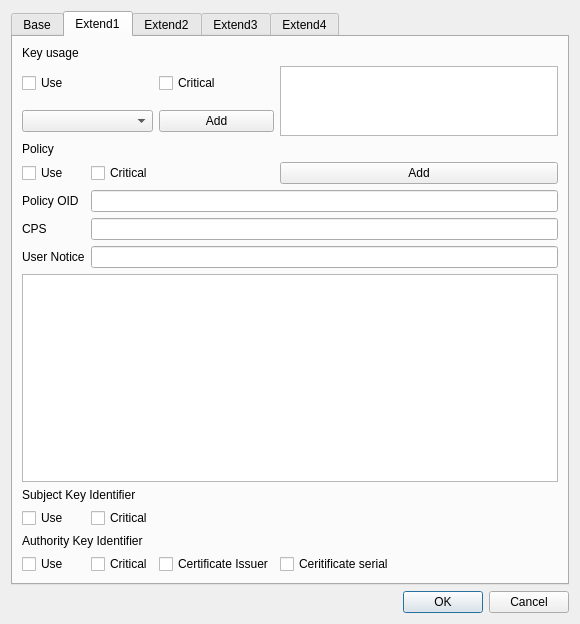
First picture: the form in CAMan/make_cert_policy_dlg.ui, repository jykim74/CertMan, before the edit.
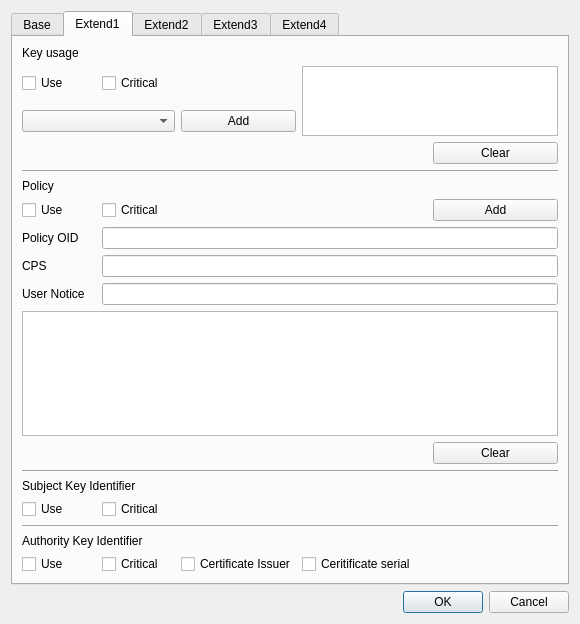
Second picture: the form after the edit. The open tabs and pages were chosen to show the change.

The edit to the form file:
```diff
--- a/CAMan/make_cert_policy_dlg.ui
+++ b/CAMan/make_cert_policy_dlg.ui
@@ -142,114 +142,53 @@
        <string>Extend1</string>
       </attribute>
       <layout class="QGridLayout" name="gridLayout_2">
-       <item row="4" column="0">
+       <item row="12" column="0" colspan="5">
+        <widget class="Line" name="line_5">
+         <property name="orientation">
+          <enum>Qt::Horizontal</enum>
+         </property>
+        </widget>
+       </item>
+       <item row="16" column="0" colspan="2">
+        <widget class="QLabel" name="label_16">
+         <property name="text">
+          <string>Authority Key Identifier</string>
+         </property>
+        </widget>
+       </item>
+       <item row="6" column="0">
         <widget class="QCheckBox" name="mPolicyUseCheck">
          <property name="text">
           <string>Use</string>
          </property>
         </widget>
        </item>
-       <item row="8" column="0" colspan="4">
-        <widget class="QTableWidget" name="mPolicyTable"/>
-       </item>
-       <item row="12" column="1">
-        <widget class="QCheckBox" name="mAKICriticalCheck">
-         <property name="text">
-          <string>Critical</string>
-         </property>
-        </widget>
-       </item>
-       <item row="5" column="1" colspan="3">
-        <widget class="QLineEdit" name="mPolicyOIDText"/>
-       </item>
-       <item row="1" column="3" rowspan="2">
-        <widget class="QListWidget" name="mKeyUsageList"/>
-       </item>
-       <item row="7" column="1" colspan="3">
-        <widget class="QLineEdit" name="mPolicyUserNoticeText"/>
-       </item>
-       <item row="6" column="0">
-        <widget class="QLabel" name="label_13">
-         <property name="text">
-          <string>CPS</string>
-         </property>
-        </widget>
-       </item>
-       <item row="10" column="1">
-        <widget class="QCheckBox" name="mSKICriticalCheck">
-         <property name="text">
-          <string>Critical</string>
-         </property>
-        </widget>
-       </item>
-       <item row="7" column="0">
-        <widget class="QLabel" name="label_14">
-         <property name="text">
-          <string>User Notice</string>
-         </property>
-        </widget>
-       </item>
-       <item row="10" column="0">
-        <widget class="QCheckBox" name="mSKIUseCheck">
-         <property name="text">
-          <string>Use</string>
-         </property>
-        </widget>
-       </item>
-       <item row="12" column="3">
-        <widget class="QCheckBox" name="mAKICertSerialCheck">
-         <property name="text">
-          <string>Ceritificate serial</string>
-         </property>
-        </widget>
-       </item>
-       <item row="5" column="0">
-        <widget class="QLabel" name="label_12">
-         <property name="text">
-          <string>Policy OID</string>
-         </property>
-        </widget>
-       </item>
-       <item row="12" column="2">
+       <item row="17" column="2">
         <widget class="QCheckBox" name="mAKICertIssuerCheck">
          <property name="text">
           <string>Certificate Issuer</string>
          </property>
         </widget>
        </item>
-       <item row="4" column="1">
-        <widget class="QCheckBox" name="mPolicyCriticalCheck">
-         <property name="text">
-          <string>Critical</string>
+       <item row="4" column="0" colspan="5">
+        <widget class="Line" name="line_4">
+         <property name="orientation">
+          <enum>Qt::Horizontal</enum>
          </property>
         </widget>
        </item>
-       <item row="12" column="0">
-        <widget class="QCheckBox" name="mAKIUseCheck">
-         <property name="text">
-          <string>Use</string>
-         </property>
-        </widget>
-       </item>
-       <item row="6" column="1" colspan="3">
+       <item row="8" column="1" colspan="4">
         <widget class="QLineEdit" name="mPolicyCPSText"/>
        </item>
-       <item row="1" column="0">
-        <widget class="QCheckBox" name="mKeyUsageUseCheck">
+       <item row="14" column="1">
+        <widget class="QCheckBox" name="mSKICriticalCheck">
          <property name="text">
-          <string>Use</string>
+          <string>Critical</string>
          </property>
         </widget>
        </item>
-       <item row="2" column="2">
-        <widget class="QPushButton" name="mKeyUsageAddBtn">
-         <property name="text">
-          <string>Add</string>
-         </property>
-        </widget>
-       </item>
-       <item row="1" column="2">
-        <widget class="QCheckBox" name="mKeyUsageCriticalCheck">
+       <item row="6" column="1">
+        <widget class="QCheckBox" name="mPolicyCriticalCheck">
          <property name="text">
           <string>Critical</string>
          </property>
@@ -258,6 +197,23 @@
        <item row="2" column="0" colspan="2">
         <widget class="QComboBox" name="mKeyUsageCombo"/>
        </item>
+       <item row="3" column="4">
+        <widget class="QPushButton" name="mKeyUsageClearBtn">
+         <property name="text">
+          <string>Clear</string>
+         </property>
+        </widget>
+       </item>
+       <item row="9" column="1" colspan="4">
+        <widget class="QLineEdit" name="mPolicyUserNoticeText"/>
+       </item>
+       <item row="9" column="0">
+        <widget class="QLabel" name="label_14">
+         <property name="text">
+          <string>User Notice</string>
+         </property>
+        </widget>
+       </item>
        <item row="0" column="0" colspan="2">
         <widget class="QLabel" name="label_10">
          <property name="text">
@@ -265,34 +221,113 @@
          </property>
         </widget>
        </item>
-       <item row="3" column="0" colspan="2">
+       <item row="14" column="0">
+        <widget class="QCheckBox" name="mSKIUseCheck">
+         <property name="text">
+          <string>Use</string>
+         </property>
+        </widget>
+       </item>
+       <item row="7" column="1" colspan="4">
+        <widget class="QLineEdit" name="mPolicyOIDText"/>
+       </item>
+       <item row="11" column="4">
+        <widget class="QPushButton" name="mPolicyClearBtn">
+         <property name="text">
+          <string>Clear</string>
+         </property>
+        </widget>
+       </item>
+       <item row="5" column="0" colspan="2">
         <widget class="QLabel" name="label_11">
          <property name="text">
           <string>Policy</string>
          </property>
         </widget>
        </item>
-       <item row="9" column="0" colspan="2">
+       <item row="1" column="3" rowspan="2" colspan="2">
+        <widget class="QListWidget" name="mKeyUsageList"/>
+       </item>
+       <item row="1" column="0">
+        <widget class="QCheckBox" name="mKeyUsageUseCheck">
+         <property name="text">
+          <string>Use</string>
+         </property>
+        </widget>
+       </item>
+       <item row="17" column="1">
+        <widget class="QCheckBox" name="mAKICriticalCheck">
+         <property name="text">
+          <string>Critical</string>
+         </property>
+        </widget>
+       </item>
+       <item row="17" column="3">
+        <widget class="QCheckBox" name="mAKICertSerialCheck">
+         <property name="text">
+          <string>Ceritificate serial</string>
+         </property>
+        </widget>
+       </item>
+       <item row="6" column="4">
+        <widget class="QPushButton" name="mPolicyAddBtn">
+         <property name="text">
+          <string>Add</string>
+         </property>
+        </widget>
+       </item>
+       <item row="1" column="1">
+        <widget class="QCheckBox" name="mKeyUsageCriticalCheck">
+         <property name="text">
+          <string>Critical</string>
+         </property>
+        </widget>
+       </item>
+       <item row="2" column="2">
+        <widget class="QPushButton" name="mKeyUsageAddBtn">
+         <property name="text">
+          <string>Add</string>
+         </property>
+        </widget>
+       </item>
+       <item row="13" column="0" colspan="2">
         <widget class="QLabel" name="label_15">
          <property name="text">
           <string>Subject Key Identifier</string>
          </property>
         </widget>
        </item>
-       <item row="11" column="0" colspan="2">
-        <widget class="QLabel" name="label_16">
+       <item row="8" column="0">
+        <widget class="QLabel" name="label_13">
          <property name="text">
-          <string>Authority Key Identifier</string>
+          <string>CPS</string>
          </property>
         </widget>
        </item>
-       <item row="4" column="3">
-        <widget class="QPushButton" name="mPolicyAddBtn">
+       <item row="17" column="0">
+        <widget class="QCheckBox" name="mAKIUseCheck">
          <property name="text">
-          <string>Add</string>
+          <string>Use</string>
          </property>
         </widget>
        </item>
+       <item row="7" column="0">
+        <widget class="QLabel" name="label_12">
+         <property name="text">
+          <string>Policy OID</string>
+         </property>
+        </widget>
+       </item>
+       <item row="15" column="0" colspan="5">
+        <widget class="Line" name="line_6">
+         <property name="orientation">
+          <enum>Qt::Horizontal</enum>
+         </property>
+        </widget>
+       </item>
+       <item row="10" column="0" colspan="5">
+        <widget class="QTableWidget" name="mPolicyTable"/>
+       </item>
       </layout>
      </widget>
      <widget class="QWidget" name="tab_3">
@@ -709,6 +744,58 @@
      </widget>
     </widget>
    </item>
+   <item>
+    <spacer name="verticalSpacer_4">
+     <property name="orientation">
+      <enum>Qt::Vertical</enum>
+     </property>
+     <property name="sizeHint" stdset="0">
+      <size>
+       <width>20</width>
+       <height>40</height>
+      </size>
+     </property>
+    </spacer>
+   </item>
+   <item>
+    <spacer name="verticalSpacer_5">
+     <property name="orientation">
+      <enum>Qt::Vertical</enum>
+     </property>
+     <property name="sizeHint" stdset="0">
+      <size>
+       <width>20</width>
+       <height>40</height>
+      </size>
+     </property>
+    </spacer>
+   </item>
+   <item>
+    <spacer name="verticalSpacer_3">
+     <property name="orientation">
+      <enum>Qt::Vertical</enum>
+     </property>
+     <property name="sizeHint" stdset="0">
+      <size>
+       <width>20</width>
+       <height>40</height>
+      </size>
+     </property>
+    </spacer>
+   </item>
+   <item>
+    <spacer name="verticalSpacer_6">
+     <property name="orientation">
+      <enum>Qt::Vertical</enum>
+     </property>
+     <property name="sizeHint" stdset="0">
+      <size>
+       <width>20</width>
+       <height>40</height>
+      </size>
+     </property>
+    </spacer>
+   </item>
    <item>
     <spacer name="verticalSpacer_2">
      <property name="orientation">
```
Left out of the diff: 683 changed lines with no effect on the pictures.
